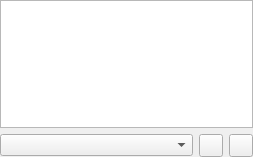
Old version of the form streams/streamspage.ui in the repository polpo/cantata-mac.
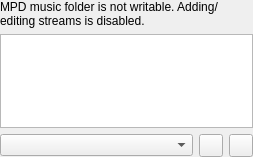
New version of the form. Custom widgets are drawn as their Qt base class.

The edit to the form file:
```diff
--- a/streams/streamspage.ui
+++ b/streams/streamspage.ui
@@ -18,15 +18,25 @@
     <number>0</number>
    </property>
    <item row="0" column="0" colspan="3">
+    <widget class="QLabel" name="infoMsg">
+     <property name="text">
+      <string>MPD music folder is not writable. Adding/editing streams is disabled.</string>
+     </property>
+     <property name="wordWrap">
+      <bool>true</bool>
+     </property>
+    </widget>
+   </item>
+   <item row="1" column="0" colspan="3">
     <widget class="ItemView" name="view"/>
    </item>
-   <item row="1" column="0">
+   <item row="2" column="0">
     <widget class="GenreCombo" name="genreCombo"/>
    </item>
-   <item row="1" column="1">
+   <item row="2" column="1">
     <widget class="QToolButton" name="menuButton"/>
    </item>
-   <item row="1" column="2">
+   <item row="2" column="2">
     <widget class="QToolButton" name="replacePlayQueue"/>
    </item>
   </layout>
```
